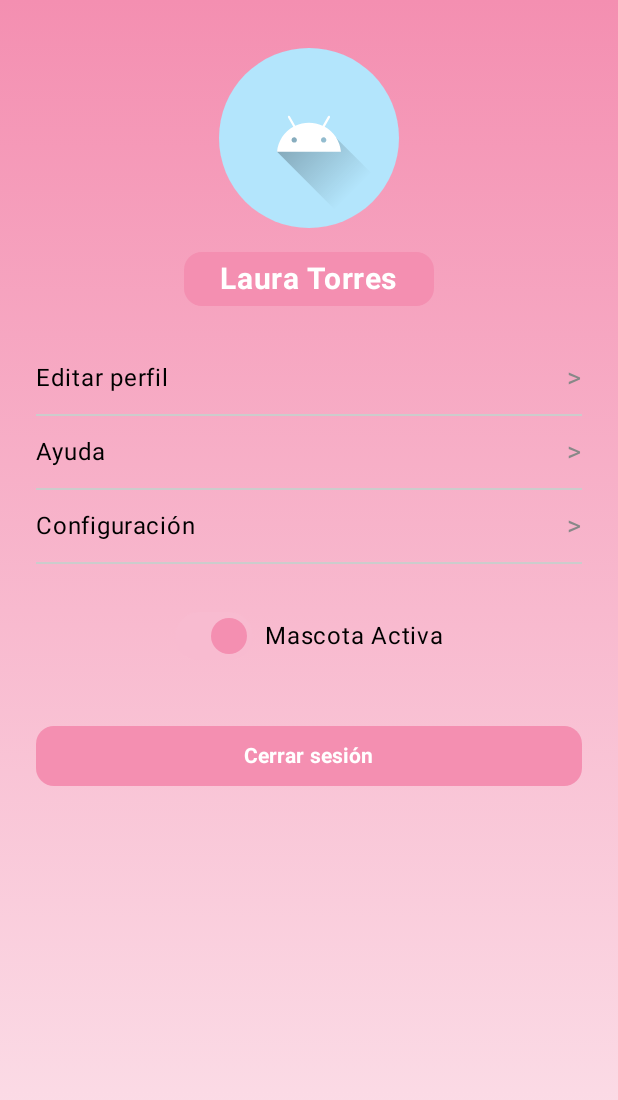
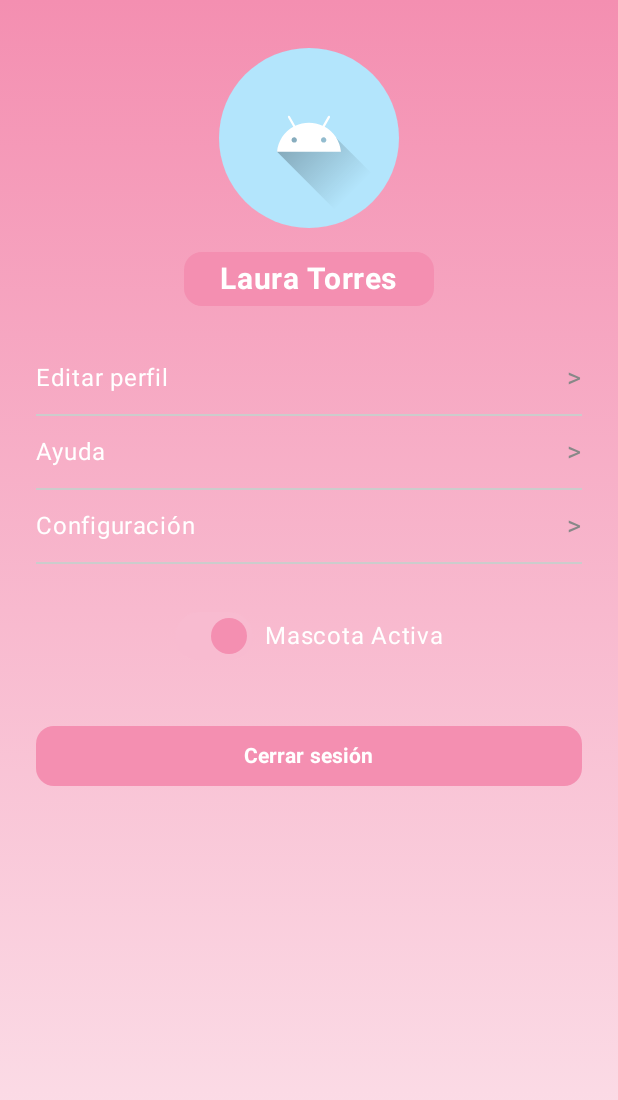
Before and after one commit to DEADM0US3/PillControlApp, an Android app built with Jetpack Compose: the composable ProfileScreen shown on its own in the app's theme, on a phone screen of 412 x 824 dp. Shown: the top 1100 px of the screen. Run offline under Robolectric (Android 15) with nearby library versions, the phone set to English and light mode, and no system bars.

Commit message:
fix: se cambio el color del texto a blanco

```diff
--- a/app/src/main/java/com/example/pills/pills/presentation/profile/ProfileScreen.kt
+++ b/app/src/main/java/com/example/pills/pills/presentation/profile/ProfileScreen.kt
@@ -96,7 +96,7 @@ fun ProfileScreen(
                 )
             )
             Spacer(modifier = Modifier.width(8.dp))
-            Text("Mascota Activa", color = Color.Black)
+            Text("Mascota Activa", color = Color.White)
         }
         Spacer(modifier = Modifier.height(32.dp))
         // Botón cerrar sesión
@@ -122,7 +122,7 @@ fun ProfileOption(text: String, onClick: () -> Unit) {
     ) {
         Text(
             text = text,
-            color = Color.Black,
+            color = Color.White,
             fontSize = 16.sp,
             modifier = Modifier.weight(1f)
         )
```
